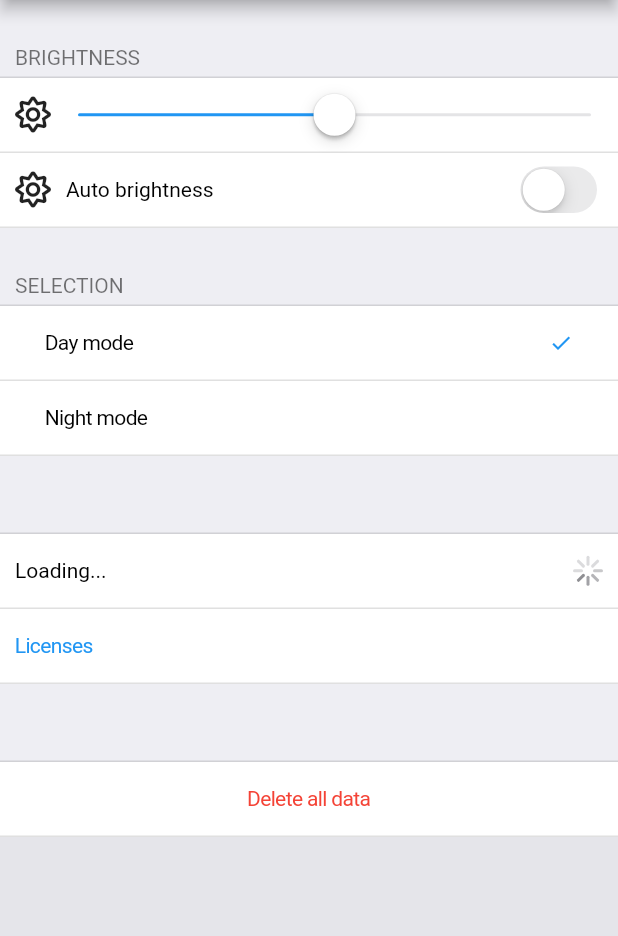
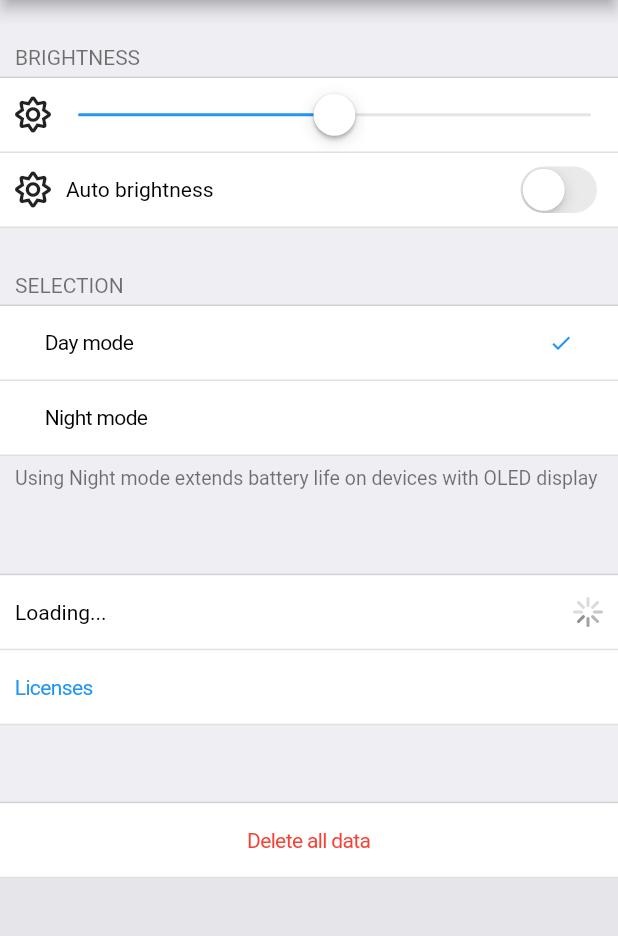
Before and after one commit to matthinc/flutter_cupertino_settings, a Flutter app: the screen it shows after launch, on a phone screen of 412 x 824 dp, the part 84-1020 px from its top. Run offline on Flutter 3.47's test engine with Material 2 defaults, Android fonts, the phone set to English and light mode, and no system bars; our stand-ins replace font_awesome_flutter.

Commit message:
add CSDescription to example app

```diff
--- a/example/lib/main.dart
+++ b/example/lib/main.dart
@@ -69,6 +69,7 @@ class _HomeScreenState extends State<HomeScreen> {
             },
             currentSelection: _index,
           ),
+          CSDescription('Using Night mode extends battery life on devices with OLED display'),
           CSHeader(""),
           CSControl('Loading...', CupertinoActivityIndicator()),
           CSButton(CSButtonType.DEFAULT, "Licenses", () {
```
